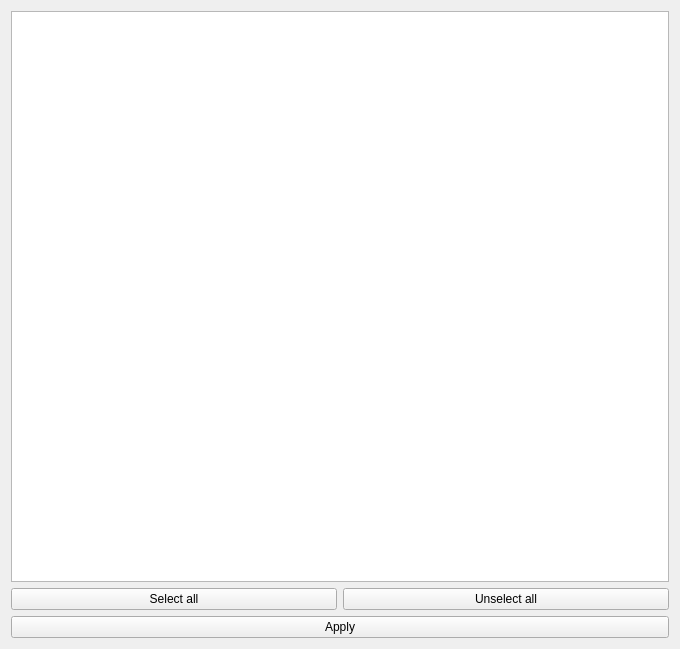
Above: uis/cheating/apply_cheat.ui from NADNES-TEAM/NADNES before the change. Below: the same form after it.
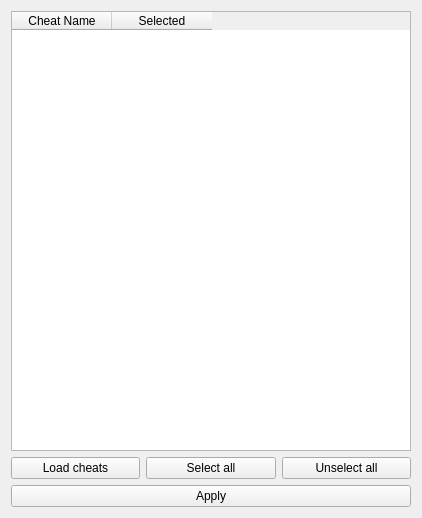
That is the form after the change.

What changed in the file:
```diff
--- a/uis/cheating/apply_cheat.ui
+++ b/uis/cheating/apply_cheat.ui
@@ -6,8 +6,8 @@
    <rect>
     <x>0</x>
     <y>0</y>
-    <width>680</width>
-    <height>649</height>
+    <width>422</width>
+    <height>518</height>
    </rect>
   </property>
   <property name="windowTitle">
@@ -17,10 +17,28 @@
    <item row="0" column="0">
     <layout class="QVBoxLayout" name="verticalLayout_9">
      <item>
-      <widget class="QTableWidget" name="cheatTable"/>
+      <widget class="QTableWidget" name="cheatTable">
+       <column>
+        <property name="text">
+         <string>Cheat Name</string>
+        </property>
+       </column>
+       <column>
+        <property name="text">
+         <string>Selected</string>
+        </property>
+       </column>
+      </widget>
      </item>
      <item>
       <layout class="QHBoxLayout" name="horizontalLayout_6">
+       <item>
+        <widget class="QPushButton" name="loadCheats">
+         <property name="text">
+          <string>Load cheats</string>
+         </property>
+        </widget>
+       </item>
        <item>
         <widget class="QPushButton" name="selectAll">
          <property name="text">
```
